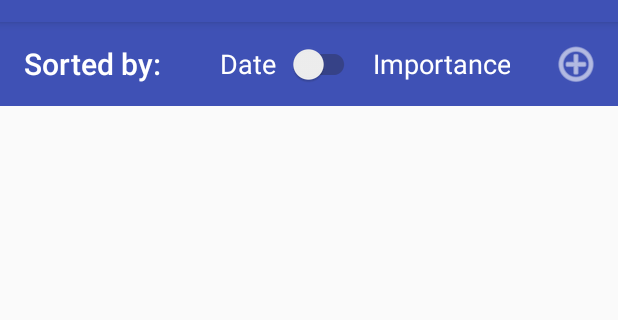
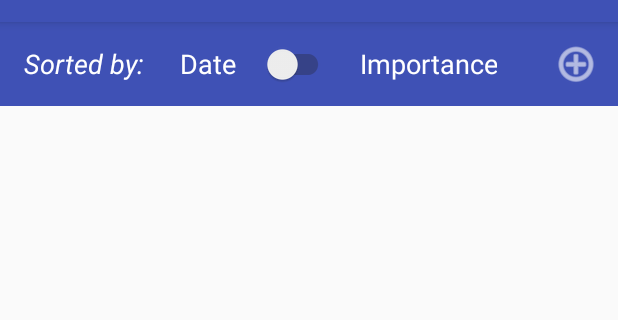
Before and after one commit to px1099/Destructinator, an Android app: the screen it shows after launch (MainActivity), on a phone screen of 412 x 824 dp, the part 62-382 px from its top. Run offline under Robolectric (Android 15) with nearby library versions, the phone set to English and light mode, and no system bars.

Commit message:
Convert main layout to constrain layout. Fix bug that crash the app during edit task. Edit toast messages.

```diff
--- a/TaskCalendar/app/src/main/java/com/destructinator/taskcalendar/EditTaskActivity.java
+++ b/TaskCalendar/app/src/main/java/com/destructinator/taskcalendar/EditTaskActivity.java
@@ -69,11 +69,13 @@ public class EditTaskActivity extends AppCompatActivity {
             local_d = Integer.parseInt(day_text.getText().toString());
             local_m = Integer.parseInt(month_text.getText().toString());
             local_y = Integer.parseInt(year_text.getText().toString());
+            task.date = Calendar.getInstance();
             task.date.set(local_y,local_m-1,local_d);
             task.imp = getImportance();
             task.note = note_text.getText().toString();
             myDb.updateData(task);
-            Toast.makeText(this,"Task updated",Toast.LENGTH_SHORT).show();
+            String edited_toast_string = "Task updated:  " + task.title;
+            Toast.makeText(this,edited_toast_string,Toast.LENGTH_SHORT).show();
             finish();
         }
         return super.onOptionsItemSelected(item);
--- a/TaskCalendar/app/src/main/java/com/destructinator/taskcalendar/MainActivity.java
+++ b/TaskCalendar/app/src/main/java/com/destructinator/taskcalendar/MainActivity.java
@@ -152,7 +152,7 @@ public class MainActivity extends AppCompatActivity {
         }
         int completedID = Integer.parseInt(taskTextView.getText().toString());
         recentCompletedTask = myDb.getTask(completedID);
-        String task_complete_message = "Task completed: " + recentCompletedTask.title;
+        String task_complete_message = "Task completed:  " + recentCompletedTask.title;
         myDb.deleteData(recentCompletedTask);
         updateUI();
         Snackbar mySnackBar = Snackbar.make(findViewById(R.id.MainLayout),
--- a/TaskCalendar/app/src/main/java/com/destructinator/taskcalendar/NewTaskActivity.java
+++ b/TaskCalendar/app/src/main/java/com/destructinator/taskcalendar/NewTaskActivity.java
@@ -73,7 +73,8 @@ public class NewTaskActivity extends AppCompatActivity {
                 new_task.imp = getImportance();
                 new_task.note = note_text.getText().toString();
                 myDb.insertData(new_task);
-                Toast.makeText(this, "Task created", Toast.LENGTH_SHORT).show();
+                String added_toast_string = "Task created:  " + new_task.title;
+                Toast.makeText(this, added_toast_string, Toast.LENGTH_SHORT).show();
                 finish();
             }
         }
--- a/TaskCalendar/app/src/main/res/layout/activity_main.xml
+++ b/TaskCalendar/app/src/main/res/layout/activity_main.xml
@@ -1,5 +1,5 @@
 <?xml version="1.0" encoding="utf-8"?>
-<RelativeLayout xmlns:android="http://schemas.android.com/apk/res/android"
+<android.support.constraint.ConstraintLayout xmlns:android="http://schemas.android.com/apk/res/android"
     xmlns:app="http://schemas.android.com/apk/res-auto"
     xmlns:tools="http://schemas.android.com/tools"
     android:id="@+id/MainLayout"
@@ -10,64 +10,88 @@
     <android.support.v7.widget.Toolbar
         android:id="@+id/TaskToolbar"
         android:layout_width="match_parent"
-        android:layout_height="wrap_content"
-        android:layout_alignParentStart="true"
-        android:layout_alignParentTop="true"
-        android:layout_toStartOf="@id/NewTaskButton"
+        android:layout_height="?android:attr/actionBarSize"
         android:background="@color/colorPrimary"
         android:minHeight="?android:attr/actionBarSize"
-        app:title="@string/task_toolbar_title"
+        app:layout_constraintEnd_toEndOf="parent"
+        app:layout_constraintStart_toStartOf="parent"
+        app:layout_constraintTop_toTopOf="parent"
         app:titleTextColor="@android:color/white" />
+
+    <TextView
+        android:id="@+id/ToolbarTitleTextView"
+        android:layout_width="wrap_content"
+        android:layout_height="?android:attr/actionBarSize"
+        android:layout_marginStart="16dp"
+        android:fontFamily="sans-serif"
+        android:gravity="center"
+        android:text="@string/task_toolbar_title"
+        android:textAllCaps="false"
+        android:textColor="@android:color/white"
+        android:textSize="18sp"
+        android:textStyle="italic"
+        app:layout_constraintStart_toStartOf="parent"
+        app:layout_constraintTop_toTopOf="parent" />
 
     <TextView
         android:id="@+id/SortDateTextView"
         android:layout_width="wrap_content"
         android:layout_height="?android:attr/actionBarSize"
-        android:layout_marginEnd="8dp"
-        android:layout_toStartOf="@id/SortSwitch"
+        android:layout_marginStart="16dp"
         android:fontFamily="sans-serif"
         android:gravity="center"
         android:text="@string/switch_text_1"
         android:textColor="@android:color/white"
-        android:textSize="18sp" />
+        android:textSize="18sp"
+        app:layout_constraintEnd_toStartOf="@+id/SortSwitch"
+        app:layout_constraintStart_toEndOf="@+id/ToolbarTitleTextView"
+        app:layout_constraintTop_toTopOf="parent" />
 
     <android.support.v7.widget.SwitchCompat
         android:id="@+id/SortSwitch"
         android:layout_width="wrap_content"
         android:layout_height="?android:attr/actionBarSize"
         android:layout_marginEnd="8dp"
-        android:layout_toStartOf="@id/SortImpTextView"
+        android:layout_marginStart="8dp"
         android:background="@color/colorPrimary"
         android:checked="false"
-        android:theme="@style/SCBSwitch" />
+        android:theme="@style/SCBSwitch"
+        app:layout_constraintEnd_toStartOf="@+id/SortImpTextView"
+        app:layout_constraintStart_toEndOf="@+id/SortDateTextView"
+        app:layout_constraintTop_toTopOf="parent" />
 
     <TextView
         android:id="@+id/SortImpTextView"
         android:layout_width="wrap_content"
         android:layout_height="?android:attr/actionBarSize"
         android:layout_marginEnd="16dp"
-        android:layout_toStartOf="@id/NewTaskButton"
         android:gravity="center"
         android:text="@string/switch_text_2"
         android:textColor="@android:color/white"
-        android:textSize="18sp" />
+        android:textSize="18sp"
+        app:layout_constraintEnd_toStartOf="@+id/NewTaskButton"
+        app:layout_constraintStart_toEndOf="@+id/SortSwitch"
+        app:layout_constraintTop_toTopOf="parent" />
 
     <ImageButton
         android:id="@+id/NewTaskButton"
         android:layout_width="?android:attr/actionBarSize"
         android:layout_height="?android:attr/actionBarSize"
-        android:layout_alignParentEnd="true"
         android:background="@color/colorPrimary"
         android:contentDescription="@string/add_task_button_description"
         android:onClick="newTask"
         android:tint="@android:color/white"
+        app:layout_constraintEnd_toEndOf="parent"
+        app:layout_constraintTop_toTopOf="parent"
         app:srcCompat="@android:drawable/ic_menu_add" />
 
     <ListView
         android:id="@+id/TaskList"
-        android:layout_width="wrap_content"
-        android:layout_height="match_parent"
-        android:layout_alignParentBottom="true"
-        android:layout_below="@+id/TaskToolbar" />
+        android:layout_width="match_parent"
+        android:layout_height="0dp"
+        app:layout_constraintBottom_toBottomOf="parent"
+        app:layout_constraintEnd_toEndOf="parent"
+        app:layout_constraintStart_toStartOf="parent"
+        app:layout_constraintTop_toBottomOf="@id/TaskToolbar" />
 
-</RelativeLayout>
+</android.support.constraint.ConstraintLayout>
```
